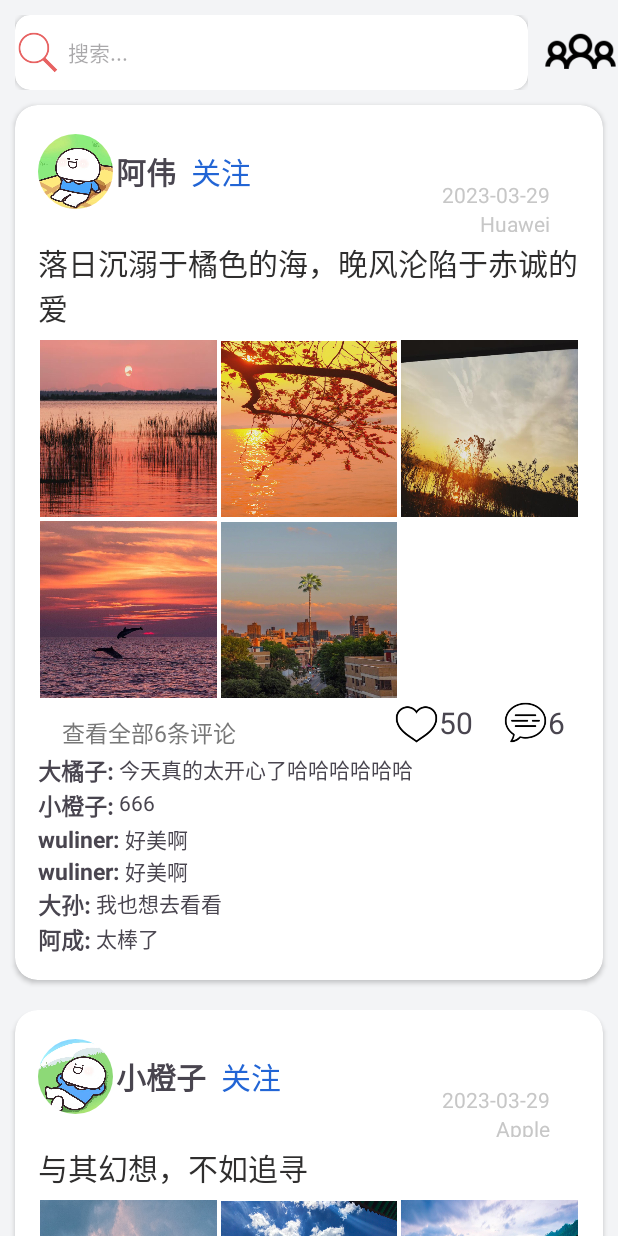
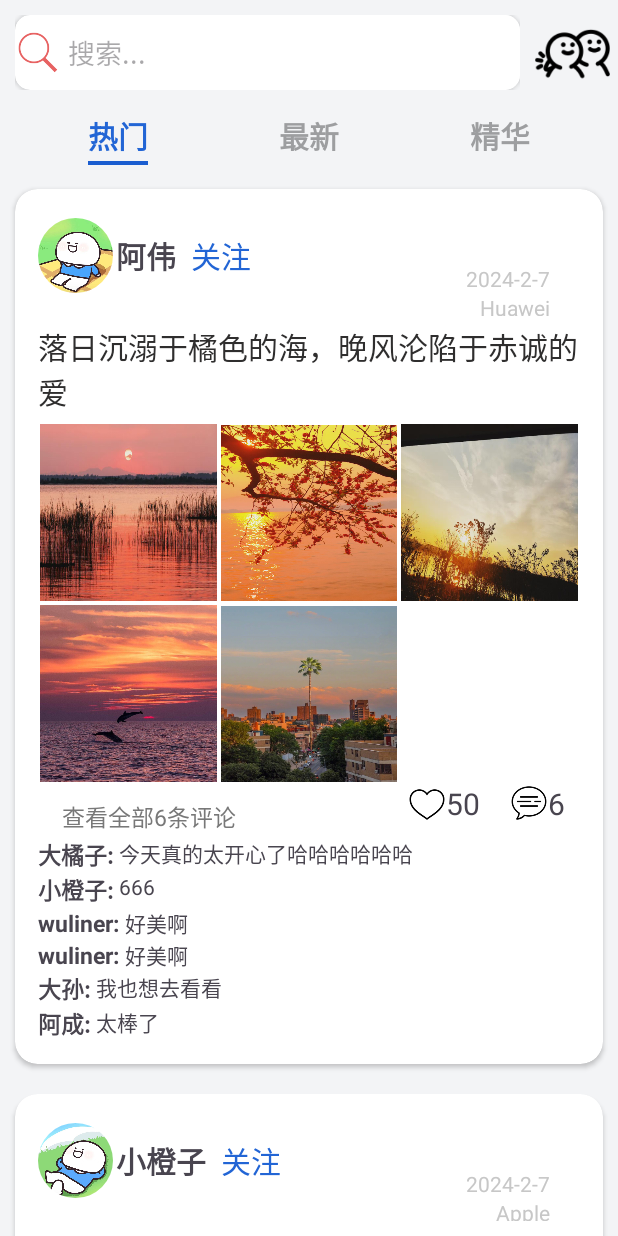
Before and after one commit to bitByte404/TraverlDiary, an Android app: the screen it shows after launch (MainActivity), on a phone screen of 412 x 824 dp. Run offline under Robolectric (Android 15) with nearby library versions, the phone set to English and light mode, and no system bars.

Commit message:
添加动态分类图标，以及测试代码

```diff
--- a/app/src/main/java/com/application/traverldiary/MainActivity.kt
+++ b/app/src/main/java/com/application/traverldiary/MainActivity.kt
@@ -2,6 +2,7 @@ package com.application.traverldiary
 
 import androidx.appcompat.app.AppCompatActivity
 import android.os.Bundle
+import android.view.View
 
 class MainActivity : AppCompatActivity() {
     override fun onCreate(savedInstanceState: Bundle?) {
--- a/app/src/main/java/com/application/traverldiary/adapter/DynamicAdapter.kt
+++ b/app/src/main/java/com/application/traverldiary/adapter/DynamicAdapter.kt
@@ -9,6 +9,7 @@ import androidx.recyclerview.widget.StaggeredGridLayoutManager
 import com.application.traverldiary.application.MyApplication
 import com.application.traverldiary.databinding.LayoutDynamicBinding
 import com.application.traverldiary.models.Dynamic
+import com.application.traverldiary.utils.DateUtils
 import com.bumptech.glide.Glide
 
 class DynamicAdapter : RecyclerView.Adapter<DynamicAdapter.MyViewHolder>() {
@@ -37,6 +38,8 @@ class DynamicAdapter : RecyclerView.Adapter<DynamicAdapter.MyViewHolder>() {
             binding.allComment.text = "查看全部${dynamic.comments.size}条评论"
             //设置手机型号
             binding.phone.text = dynamic.phone
+            //设置日期
+            binding.publishTime.text = DateUtils.getStringFromDate(dynamic.postTime)
             //设置评论
             //设置评论为垂直
             binding.recyclerviewComments.layoutManager = LinearLayoutManager(
--- /dev/null
+++ b/app/src/main/java/com/application/traverldiary/customView/PaginationView.kt
@@ -0,0 +1,47 @@
+package com.application.traverldiary.customView
+
+import android.content.Context
+import android.text.Spannable.Factory
+import android.util.AttributeSet
+import android.view.LayoutInflater
+import android.view.View
+import android.widget.FrameLayout
+import androidx.core.content.ContextCompat
+import com.application.traverldiary.R
+import com.application.traverldiary.databinding.LayoutPaginationViewBinding
+
+class PaginationView(context: Context, attrs: AttributeSet?) : FrameLayout(context, attrs) {
+    private var binding: LayoutPaginationViewBinding
+    private var defaultHeightColor = ContextCompat.getColor(context, R.color.height_blue)
+    private var heightColor: Int
+    private var unslectedColor: Int = ContextCompat.getColor(context, R.color.unselected_color)
+
+    init {
+        binding = LayoutPaginationViewBinding.inflate(LayoutInflater.from(context))
+        addView(binding.root)
+        //从自定义属性中获取数据
+        val typeArray = context.obtainStyledAttributes(attrs, R.styleable.PaginationView)
+        heightColor = typeArray.getColor(R.styleable.PaginationView_highlight_color, defaultHeightColor)
+        val sortName = typeArray.getString(R.styleable.PaginationView_sort_name) ?: "未设置"
+        unslectedColor = typeArray.getColor(R.styleable.PaginationView_highlight_color, unslectedColor)
+        typeArray.recycle()
+//        //配置突出的颜色
+//        binding.underline.setBackgroundColor(heightColor)
+//        binding.sortName.setTextColor(heightColor)
+        //设置分类名称
+        binding.sortName.text = sortName
+
+        changeState(sortName == "热门") //TODO 只是为了测试效果，后面需要修改
+    }
+
+    //根据是否选中，修改
+    fun changeState(isSelected: Boolean) {
+        if (isSelected) {
+            binding.underline.visibility = View.VISIBLE
+            binding.sortName.setTextColor(heightColor)
+        } else {
+            binding.underline.visibility = View.INVISIBLE
+            binding.sortName.setTextColor(unslectedColor)
+        }
+    }
+}
--- /dev/null
+++ b/app/src/main/java/com/application/traverldiary/utils/DateUtils.kt
@@ -0,0 +1,20 @@
+package com.application.traverldiary.utils
+
+import android.icu.util.Calendar
+import java.util.Date
+
+object DateUtils {
+
+    //根据Date对象，获得2023-03-29格式的string
+    fun getStringFromDate(date: Date): String {
+        val calendar = Calendar.getInstance().apply {
+            time = date
+        }
+
+        val year = calendar.get(Calendar.YEAR)
+        //月份从0开始，需要加1
+        val month = calendar.get(Calendar.MONTH) + 1
+        val day = calendar.get(Calendar.DAY_OF_MONTH)
+        return "$year-$month-$day"
+    }
+}
--- a/app/src/main/res/layout/fragment_community.xml
+++ b/app/src/main/res/layout/fragment_community.xml
@@ -19,21 +19,58 @@
         app:layout_constraintTop_toTopOf="parent" />
 
 
+    <com.application.traverldiary.customView.PaginationView
+        android:id="@+id/hot_bar"
+        android:layout_width="0dp"
+        android:layout_height="40dp"
+        android:layout_marginStart="30dp"
+        android:layout_marginTop="10dp"
+        android:layout_marginEnd="30dp"
+        app:sort_name="热门"
+        app:layout_constraintEnd_toStartOf="@+id/latest_bar"
+        app:layout_constraintHorizontal_bias="0.5"
+        app:layout_constraintStart_toStartOf="parent"
+        app:layout_constraintTop_toBottomOf="@+id/search_view" />
+
+    <com.application.traverldiary.customView.PaginationView
+        android:id="@+id/latest_bar"
+        android:layout_width="0dp"
+        android:layout_height="40dp"
+        app:sort_name="最新"
+        app:layout_constraintEnd_toStartOf="@+id/prime_bar"
+        app:layout_constraintHorizontal_bias="0.5"
+        app:layout_constraintStart_toEndOf="@+id/hot_bar"
+        app:layout_constraintTop_toTopOf="@+id/hot_bar" />
+
+    <com.application.traverldiary.customView.PaginationView
+        android:id="@+id/prime_bar"
+        android:layout_width="0dp"
+        android:layout_height="40dp"
+        app:sort_name="精华"
+        android:layout_marginStart="30dp"
+        android:layout_marginEnd="30dp"
+        app:layout_constraintEnd_toEndOf="parent"
+        app:layout_constraintHorizontal_bias="0.5"
+        app:layout_constraintStart_toEndOf="@+id/latest_bar"
+        app:layout_constraintTop_toTopOf="@+id/latest_bar" />
+
     <androidx.recyclerview.widget.RecyclerView
         android:id="@+id/recyclerView"
         android:layout_width="0dp"
         android:layout_height="0dp"
+        android:layout_marginTop="6dp"
         app:layout_constraintBottom_toBottomOf="parent"
         app:layout_constraintEnd_toEndOf="parent"
         app:layout_constraintStart_toStartOf="parent"
-        app:layout_constraintTop_toBottomOf="@+id/search_view" />
+        app:layout_constraintTop_toBottomOf="@+id/hot_bar" />
 
     <ImageView
         android:id="@+id/imageView2"
         android:layout_width="50dp"
         android:layout_height="50dp"
+        android:layout_marginEnd="5dp"
         android:src="@drawable/icon_group"
-        app:layout_constraintBottom_toTopOf="@+id/recyclerView"
+        app:layout_constraintBottom_toBottomOf="@+id/search_view"
         app:layout_constraintEnd_toEndOf="parent"
         app:layout_constraintHorizontal_bias="0.5"
         app:layout_constraintStart_toEndOf="@+id/search_view"
--- a/app/src/main/res/layout/layout_dynamic.xml
+++ b/app/src/main/res/layout/layout_dynamic.xml
@@ -40,7 +40,7 @@
             android:layout_height="wrap_content"
             android:layout_marginStart="10dp"
             android:text="关注"
-            android:textColor="#2265d5"
+            android:textColor="@color/height_blue"
             android:textSize="20sp"
             app:layout_constraintStart_toEndOf="@+id/user_name"
             app:layout_constraintTop_toTopOf="@+id/user_name" />
@@ -100,8 +100,8 @@
 
         <ImageView
             android:id="@+id/chat_icon"
-            android:layout_width="30dp"
-            android:layout_height="30dp"
+            android:layout_width="25dp"
+            android:layout_height="25dp"
             app:layout_constraintEnd_toStartOf="@+id/chat_count"
             app:layout_constraintTop_toBottomOf="@+id/recyclerview_pictures"
             app:srcCompat="@drawable/icon_chat" />
@@ -119,8 +119,8 @@
 
         <ImageView
             android:id="@+id/love_icon"
-            android:layout_width="30dp"
-            android:layout_height="30dp"
+            android:layout_width="25dp"
+            android:layout_height="25dp"
             app:layout_constraintEnd_toStartOf="@+id/love_count"
             app:layout_constraintTop_toTopOf="@+id/chat_icon"
             app:srcCompat="@drawable/icon_heart" />
--- /dev/null
+++ b/app/src/main/res/layout/layout_pagination_view.xml
@@ -0,0 +1,32 @@
+<?xml version="1.0" encoding="utf-8"?>
+<androidx.constraintlayout.widget.ConstraintLayout xmlns:android="http://schemas.android.com/apk/res/android"
+    xmlns:app="http://schemas.android.com/apk/res-auto"
+    xmlns:tools="http://schemas.android.com/tools"
+    android:layout_width="wrap_content"
+    android:layout_height="match_parent">
+
+    <TextView
+        android:id="@+id/sort_name"
+        android:layout_width="wrap_content"
+        android:gravity="center"
+        android:layout_height="wrap_content"
+        android:text="未设置"
+        android:textStyle="bold"
+        android:textColor="@color/height_blue"
+        android:textSize="20sp"
+
+        app:layout_constraintBottom_toBottomOf="parent"
+        app:layout_constraintEnd_toEndOf="parent"
+        app:layout_constraintStart_toStartOf="parent"
+        app:layout_constraintTop_toTopOf="parent" />
+
+    <View
+        android:id="@+id/underline"
+        android:layout_width="0dp"
+        android:layout_height="3dp"
+        android:layout_marginTop="2dp"
+        android:background="#1a5dd0"
+        app:layout_constraintEnd_toEndOf="@+id/sort_name"
+        app:layout_constraintStart_toStartOf="@+id/sort_name"
+        app:layout_constraintTop_toBottomOf="@id/sort_name" />
+</androidx.constraintlayout.widget.ConstraintLayout>
--- a/app/src/main/res/layout/layout_search_view.xml
+++ b/app/src/main/res/layout/layout_search_view.xml
@@ -1,7 +1,7 @@
 <?xml version="1.0" encoding="utf-8"?>
 <androidx.cardview.widget.CardView xmlns:android="http://schemas.android.com/apk/res/android"
     xmlns:app="http://schemas.android.com/apk/res-auto"
-    xmlns:tools="http://schemas.android.com/tools"
+    android:id="@+id/search_bar"
     android:layout_width="match_parent"
     android:layout_height="match_parent"
     app:cardCornerRadius="10dp">
@@ -14,6 +14,7 @@
             android:layout_width="match_parent"
             android:layout_height="match_parent"
             app:layout_constraintBottom_toBottomOf="parent"
+            app:layout_constraintEnd_toEndOf="parent"
             app:layout_constraintStart_toStartOf="parent"
             app:layout_constraintTop_toTopOf="parent">
 
@@ -27,18 +28,18 @@
                 app:layout_constraintTop_toTopOf="parent"
                 app:srcCompat="@drawable/icon_search" />
 
-            <TextView
-                android:id="@+id/textView2"
-                android:layout_width="40dp"
-                android:layout_height="match_parent"
+            <EditText
+                android:layout_width="0dp"
+                android:layout_height="0dp"
                 android:layout_marginStart="5dp"
                 android:background="#ffffff"
                 android:gravity="left|center"
                 android:hint="搜索..."
-                android:text=""
                 app:layout_constraintBottom_toBottomOf="parent"
+                app:layout_constraintEnd_toEndOf="parent"
                 app:layout_constraintStart_toEndOf="@+id/imageView3"
                 app:layout_constraintTop_toTopOf="parent" />
+
         </androidx.constraintlayout.widget.ConstraintLayout>
 
     </androidx.constraintlayout.widget.ConstraintLayout>
--- /dev/null
+++ b/app/src/main/res/values/attrs.xml
@@ -0,0 +1,11 @@
+<?xml version="1.0" encoding="utf-8"?>
+<resources>
+    <declare-styleable name="PaginationView">
+        <!--突出的颜色-->
+        <attr name="highlight_color" format="string|color"/>
+        <!--分类名称-->
+        <attr name="sort_name" format="string|reference"/>
+        <!--设置未选中颜色-->
+        <attr name="unselected_color" format="color|reference"/>
+    </declare-styleable>
+</resources>
--- a/app/src/main/res/values/colors.xml
+++ b/app/src/main/res/values/colors.xml
@@ -2,4 +2,6 @@
 <resources>
     <color name="black">#FF000000</color>
     <color name="white">#FFFFFFFF</color>
+    <color name="height_blue">#2265d5</color>
+    <color name="unselected_color">#9d9ea0</color>
 </resources>
```
Also changed, not shown: app/src/main/java/com/application/traverldiary/utils/BitmapUtils.kt (+1 -16 lines), app/src/main/res/drawable/icon_group.png.
